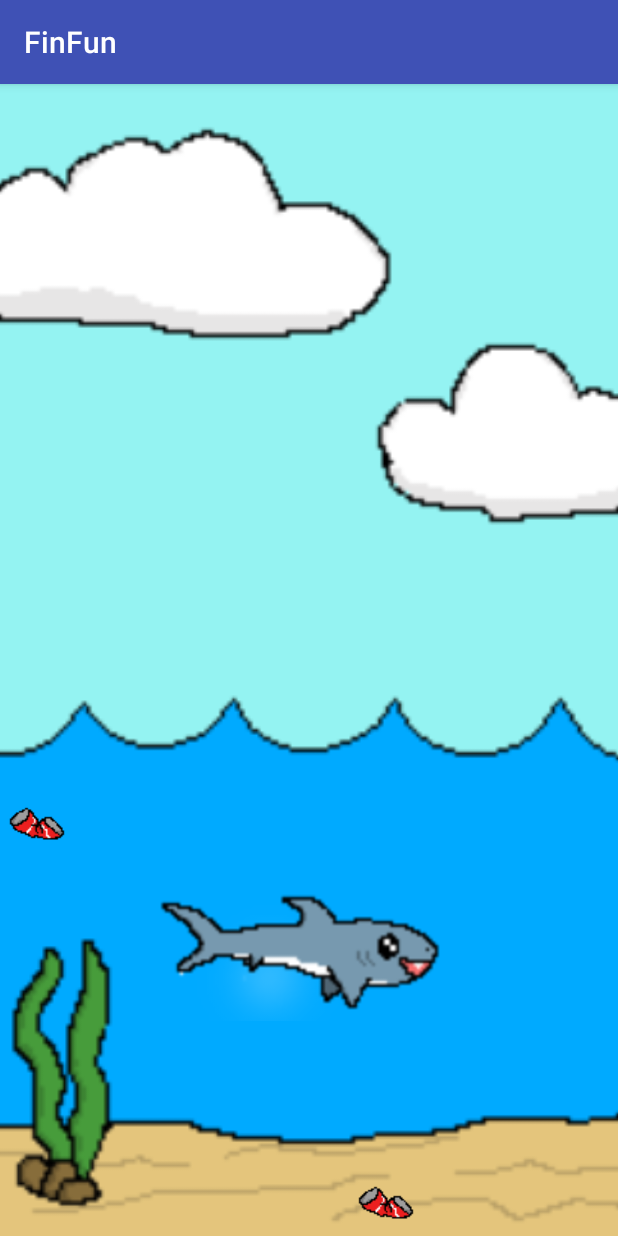
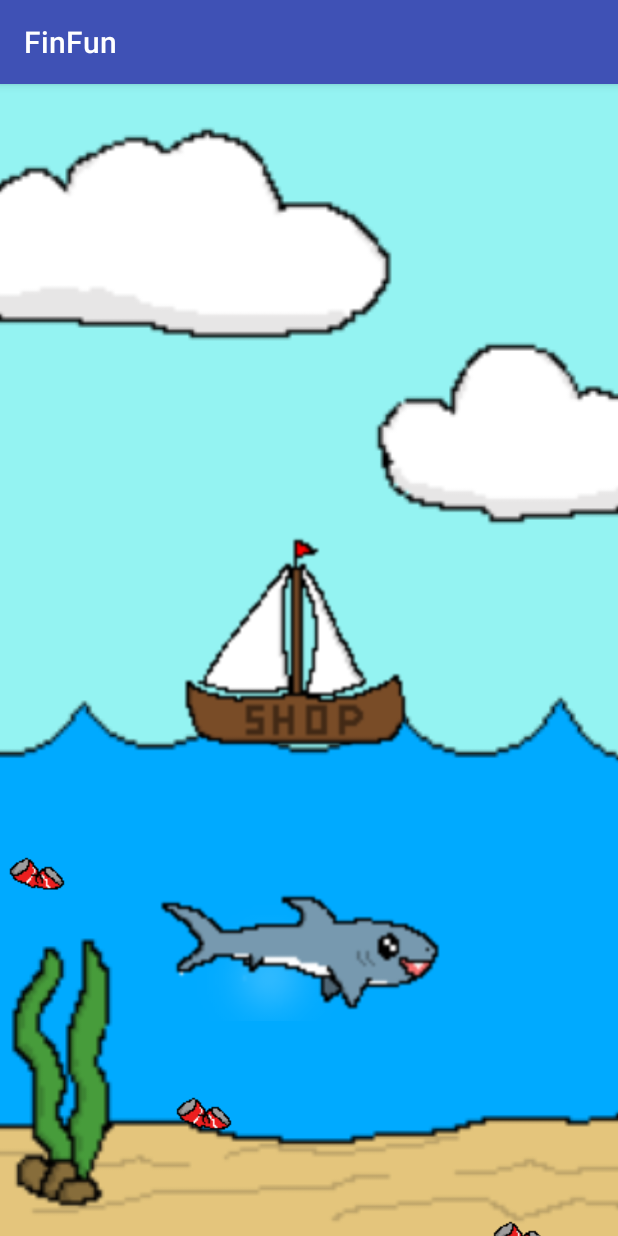
Before and after one commit to Tampa2017/team-8, an Android app: the screen it shows after launch (MainActivity), on a phone screen of 412 x 824 dp. Run offline under Robolectric (Android 15) with nearby library versions, the phone set to English and light mode, and no system bars.

Commit message:
most recent build

```diff
--- a/app/src/main/java/com/example/junior/finfun/MainActivity.java
+++ b/app/src/main/java/com/example/junior/finfun/MainActivity.java
@@ -55,8 +55,8 @@ public class MainActivity extends AppCompatActivity {
             });
             trash_img.setBackgroundResource(R.drawable.trash_sprite);
             trash_img.setX(rand.nextInt(Resources.getSystem().getDisplayMetrics().widthPixels)-(trash_img.getWidth()+OFFSET));
-            trash_img.setY(rand.nextInt(Resources.getSystem().getDisplayMetrics().heightPixels)-((trash_img.getHeight()+OFFSET))+
-                    Resources.getSystem().getDisplayMetrics().heightPixels/2); //makes trash appear only on bottom half of screen
+            trash_img.setY((rand.nextInt(Resources.getSystem().getDisplayMetrics().heightPixels/2) +
+                    Resources.getSystem().getDisplayMetrics().heightPixels/2) - trash_img.getHeight()); //makes trash appear only on bottom half of screen
             main_screen.addView(trash_img);
         }
     }
--- a/app/src/main/res/layout/activity_main.xml
+++ b/app/src/main/res/layout/activity_main.xml
@@ -6,19 +6,26 @@
     android:layout_width="fill_parent"
     android:layout_height="fill_parent"
     tools:context=".MainActivity">
+
     <FrameLayout
         android:layout_width="match_parent"
-        android:layout_height="match_parent">
+        android:layout_height="match_parent"
+        app:layout_constraintLeft_toLeftOf="parent"
+        app:layout_constraintTop_toTopOf="parent">
+
         <ImageView
             android:layout_width="match_parent"
             android:layout_height="match_parent"
-            android:src="@drawable/day_ocean"
-            android:scaleType = "centerCrop"/>
+            android:scaleType="centerCrop"
+            android:src="@drawable/day_ocean" />
     </FrameLayout>
     <LinearLayout
         android:layout_width="match_parent"
         android:layout_height="match_parent"
-        android:orientation="vertical">
+        android:orientation="vertical"
+        app:layout_constraintTop_toTopOf="parent"
+        app:layout_constraintLeft_toLeftOf="parent"
+        app:layout_constraintBottom_toBottomOf="parent" >
         <TextView
             android:layout_width="match_parent"
             android:layout_height="match_parent"
@@ -36,4 +43,25 @@
             android:scaleX="2"
             android:scaleY="2"/>
     </LinearLayout>
+    <ImageButton
+        android:id="@+id/shop_btn"
+        android:layout_width="wrap_content"
+        android:layout_height="wrap_content"
+        android:contentDescription="Shop Launch"
+        android:src="@drawable/sailboat"
+        android:background="@android:color/transparent"
+        android:layout_weight="1"
+        android:layout_gravity="center"
+        android:scaleX="2"
+        android:scaleY="2"
+        android:layout_marginRight="8dp"
+        app:layout_constraintRight_toRightOf="parent"
+        android:layout_marginLeft="8dp"
+        app:layout_constraintLeft_toLeftOf="parent"
+        app:layout_constraintTop_toTopOf="parent"
+        android:layout_marginTop="8dp"
+        app:layout_constraintBottom_toBottomOf="parent"
+        android:layout_marginBottom="8dp"
+        android:layout_marginStart="8dp"
+        android:layout_marginEnd="8dp" />
 </android.support.constraint.ConstraintLayout>
```
